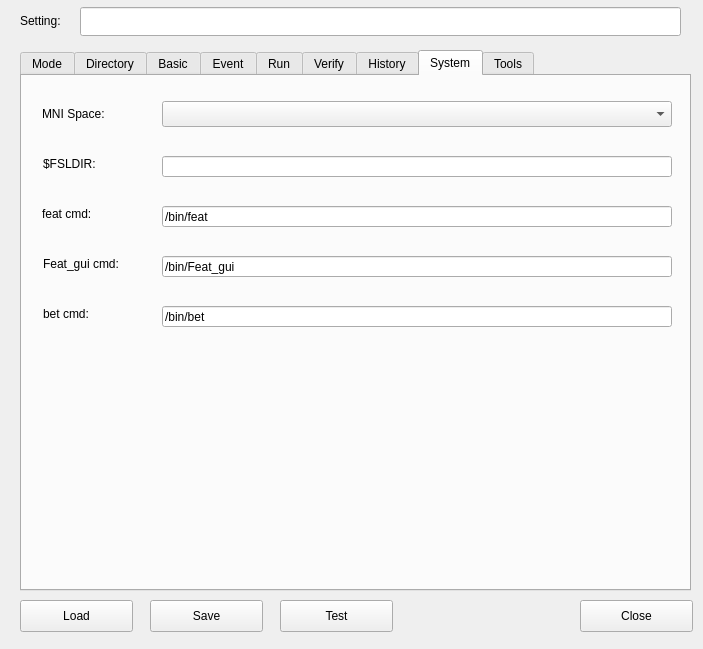
Old version of the form GUI/frmPreprocessGUI.ui in the repository myousefnezhad/easyfmri.
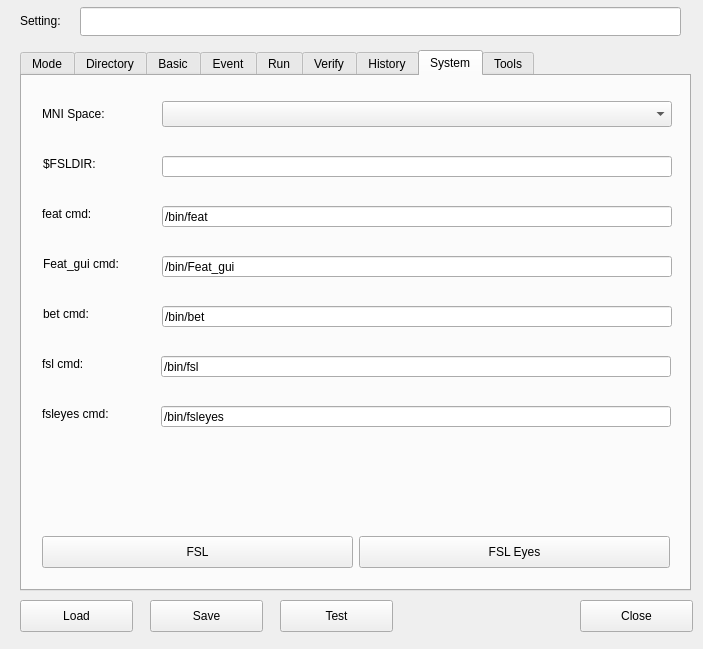
New version of the form. The open tabs and pages were chosen to show the change.

Commit message: FSL(eyes) buttons) + new python libraries

What changed in the file:
```diff
--- a/GUI/frmPreprocessGUI.ui
+++ b/GUI/frmPreprocessGUI.ui
@@ -1772,6 +1772,102 @@
       </rect>
      </property>
     </widget>
+    <widget class="QLineEdit" name="txtfslcmd">
+     <property name="geometry">
+      <rect>
+       <x>139</x>
+       <y>280</y>
+       <width>510</width>
+       <height>21</height>
+      </rect>
+     </property>
+     <property name="toolTip">
+      <string/>
+     </property>
+     <property name="toolTipDuration">
+      <number>-1</number>
+     </property>
+     <property name="statusTip">
+      <string/>
+     </property>
+     <property name="text">
+      <string>/bin/fsl</string>
+     </property>
+    </widget>
+    <widget class="QLabel" name="label_45">
+     <property name="geometry">
+      <rect>
+       <x>20</x>
+       <y>280</y>
+       <width>121</width>
+       <height>16</height>
+      </rect>
+     </property>
+     <property name="text">
+      <string>fsl cmd:</string>
+     </property>
+    </widget>
+    <widget class="QPushButton" name="btnfsleyescmd">
+     <property name="geometry">
+      <rect>
+       <x>337</x>
+       <y>460</y>
+       <width>311</width>
+       <height>32</height>
+      </rect>
+     </property>
+     <property name="text">
+      <string>FSL Eyes</string>
+     </property>
+    </widget>
+    <widget class="QLineEdit" name="txtfsleyescmd">
+     <property name="geometry">
+      <rect>
+       <x>139</x>
+       <y>330</y>
+       <width>510</width>
+       <height>21</height>
+      </rect>
+     </property>
+     <property name="toolTip">
+      <string/>
+     </property>
+     <property name="toolTipDuration">
+      <number>-1</number>
+     </property>
+     <property name="statusTip">
+      <string/>
+     </property>
+     <property name="text">
+      <string>/bin/fsleyes</string>
+     </property>
+    </widget>
+    <widget class="QLabel" name="label_46">
+     <property name="geometry">
+      <rect>
+       <x>20</x>
+       <y>330</y>
+       <width>121</width>
+       <height>16</height>
+      </rect>
+     </property>
+     <property name="text">
+      <string>fsleyes cmd:</string>
+     </property>
+    </widget>
+    <widget class="QPushButton" name="btnfslcmd">
+     <property name="geometry">
+      <rect>
+       <x>20</x>
+       <y>460</y>
+       <width>311</width>
+       <height>32</height>
+      </rect>
+     </property>
+     <property name="text">
+      <string>FSL</string>
+     </property>
+    </widget>
    </widget>
    <widget class="QWidget" name="tab_7">
     <attribute name="title">
```
The commit also changes 5 other files.
